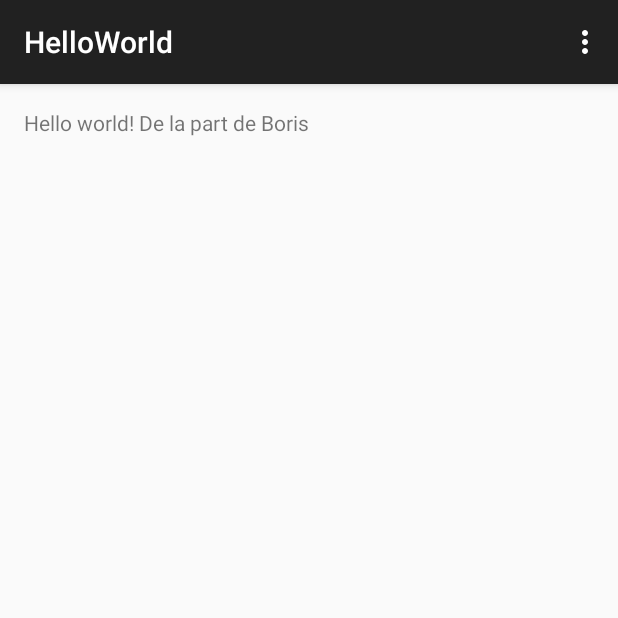
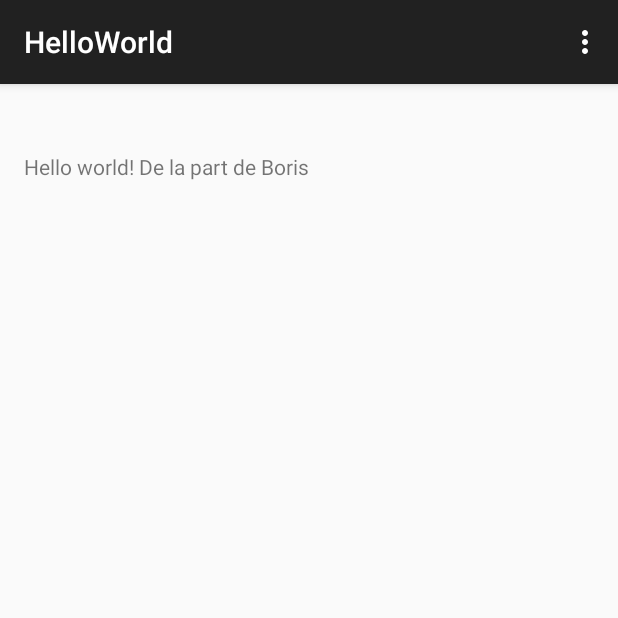
Before and after one commit to borisclain/HelloWorld, an Android app: the screen it shows after launch (MainActivity), on a phone screen of 412 x 824 dp, the top half of it. Run offline under Robolectric (Android 15) with nearby library versions, the phone set to English and light mode, and no system bars.

Commit message:
Préparation de 4 text views

```diff
--- a/app/src/main/res/layout/activity_main.xml
+++ b/app/src/main/res/layout/activity_main.xml
@@ -6,6 +6,33 @@
     android:paddingBottom="@dimen/activity_vertical_margin" tools:context=".MainActivity">
 
     <TextView android:text="@string/hello_world_boris" android:layout_width="wrap_content"
-        android:layout_height="wrap_content" />
+        android:layout_height="wrap_content"
+        android:id="@+id/textView"
+        android:layout_alignParentTop="true"
+        android:layout_alignParentLeft="true"
+        android:layout_alignParentStart="true"
+        android:layout_marginTop="29dp" />
+
+    <TextView android:text="@string/hello_world_imene" android:layout_width="wrap_content"
+        android:layout_height="wrap_content"
+        android:layout_centerVertical="true"
+        android:layout_alignParentLeft="true"
+        android:layout_alignParentStart="true" />
+
+    <TextView android:text="@string/hello_world_lena" android:layout_width="wrap_content"
+        android:layout_height="wrap_content"
+        android:layout_marginTop="57dp"
+        android:id="@+id/textView3"
+        android:layout_below="@+id/textView2"
+        android:layout_alignParentLeft="true"
+        android:layout_alignParentStart="true" />
+
+    <TextView android:text="@string/hello_world_nassym" android:layout_width="wrap_content"
+        android:layout_height="wrap_content"
+        android:layout_marginTop="57dp"
+        android:id="@+id/textView2"
+        android:layout_below="@+id/textView"
+        android:layout_alignParentLeft="true"
+        android:layout_alignParentStart="true" />
 
 </RelativeLayout>
--- a/app/src/main/res/values/strings.xml
+++ b/app/src/main/res/values/strings.xml
@@ -2,5 +2,9 @@
     <string name="app_name">HelloWorld</string>
 
     <string name="hello_world_boris">Hello world! De la part de Boris</string>
+    <string name="hello_world_imene">  </string>
+    <string name="hello_world_lena">  </string>
+    <string name="hello_world_nassym"> </string>
+
     <string name="action_settings">Settings</string>
 </resources>
```
